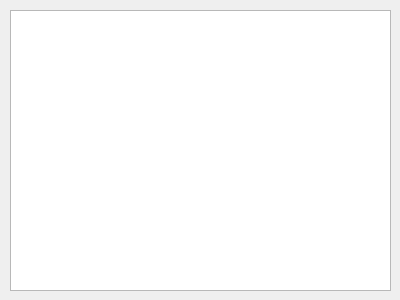
Qt form Fbx-Converter-GUI/output.ui (ilinaraducristian/Fbx-Converter-GUI) before a commit.
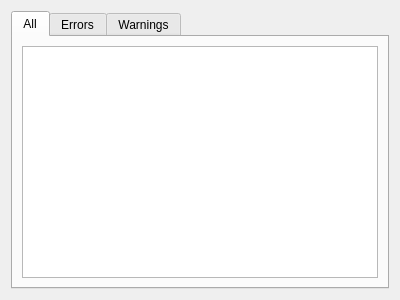
The same form after that commit.

Patch:
```diff
--- a/Fbx-Converter-GUI/output.ui
+++ b/Fbx-Converter-GUI/output.ui
@@ -10,26 +10,48 @@
     <height>300</height>
    </rect>
   </property>
-  <property name="font">
-   <font>
-    <family>Arial</family>
-    <weight>50</weight>
-    <bold>false</bold>
-   </font>
-  </property>
   <property name="windowTitle">
    <string>Output</string>
   </property>
-  <widget class="QTextBrowser" name="text">
-   <property name="geometry">
-    <rect>
-     <x>10</x>
-     <y>10</y>
-     <width>381</width>
-     <height>281</height>
-    </rect>
-   </property>
-  </widget>
+  <layout class="QVBoxLayout" name="verticalLayout_2">
+   <item>
+    <widget class="QTabWidget" name="tabWidget">
+     <property name="currentIndex">
+      <number>0</number>
+     </property>
+     <widget class="QWidget" name="tab">
+      <attribute name="title">
+       <string>All</string>
+      </attribute>
+      <layout class="QHBoxLayout" name="horizontalLayout">
+       <item>
+        <widget class="QTextBrowser" name="text"/>
+       </item>
+      </layout>
+     </widget>
+     <widget class="QWidget" name="tab_2">
+      <attribute name="title">
+       <string>Errors</string>
+      </attribute>
+      <layout class="QHBoxLayout" name="horizontalLayout_2">
+       <item>
+        <widget class="QTextBrowser" name="text1"/>
+       </item>
+      </layout>
+     </widget>
+     <widget class="QWidget" name="tab_3">
+      <attribute name="title">
+       <string>Warnings</string>
+      </attribute>
+      <layout class="QHBoxLayout" name="horizontalLayout_3">
+       <item>
+        <widget class="QTextBrowser" name="text2"/>
+       </item>
+      </layout>
+     </widget>
+    </widget>
+   </item>
+  </layout>
  </widget>
  <resources/>
  <connections/>
```
Left out of the diff: 2 changed lines with no effect on the pictures.
